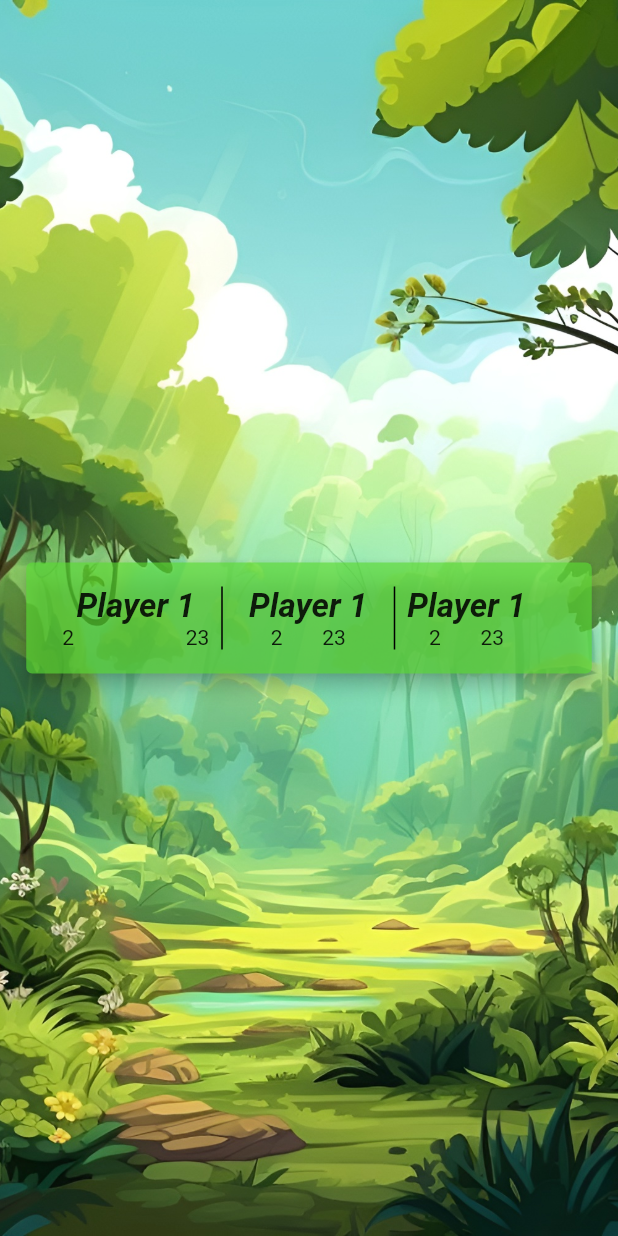
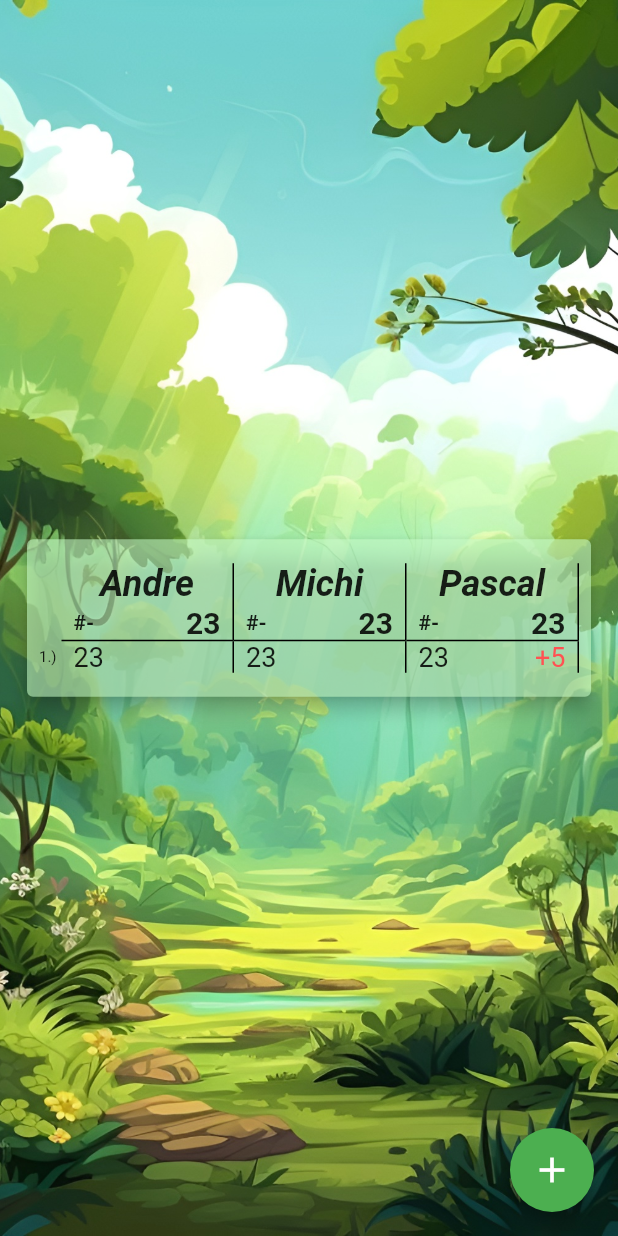
Before and after one commit to buggxs/cabo, a Flutter app: the screen it shows after launch, after a tap on "Statistik Tracken", on a phone screen of 412 x 824 dp. Run offline on Flutter 3.47's test engine with Material 2 defaults, Android fonts, the phone set to English and light mode, and no system bars; our stand-ins replace bloc, equatable, flutter_bloc, get_it; missing offline and left inert: flutter_circular_text.

Commit message:
ADD new table design

```diff
--- a/lib/components/statistics/cubit/statistics_cubit.dart
+++ b/lib/components/statistics/cubit/statistics_cubit.dart
@@ -1,48 +1,17 @@
 import 'package:bloc/bloc.dart';
+import 'package:cabo/core/app_service_locator.dart';
+import 'package:cabo/domain/player/data/player.dart';
+import 'package:cabo/domain/player/player_service.dart';
 
 part 'statistics_state.dart';
-
-enum PlayerType {
-  playerOne,
-  playerTwo,
-  playerThree,
-  playerFour,
-  playerFive,
-  playerSix
-}
 
 class StatisticsCubit extends Cubit<StatisticsState> {
   StatisticsCubit() : super(StatisticsState());
 
-  void increaseSum(int amount, PlayerType playerType) {
-    switch (playerType) {
-      case PlayerType.playerOne:
-        int playerSum = state.sumPlayerOne + amount;
-        emit(
-          state.copyWith(sumPlayerOne: playerSum),
-        );
-        break;
-      case PlayerType.playerTwo:
-        int playerSum = state.sumPlayerTwo + amount;
-        emit(
-          state.copyWith(sumPlayerTwo: playerSum),
-        );
-        break;
-      case PlayerType.playerThree:
-        int playerSum = state.sumPlayerThree + amount;
-        emit(
-          state.copyWith(sumPlayerThree: playerSum),
-        );
-        break;
-      case PlayerType.playerFour:
-        // TODO: Handle this case.
-        break;
-      case PlayerType.playerFive:
-        // TODO: Handle this case.
-        break;
-      case PlayerType.playerSix:
-        // TODO: Handle this case.
-        break;
-    }
+  void getPlayers() async {
+    List<Player> players = await app<PlayerService>().getPlayers();
+    emit(
+      state.copyWith(players: players),
+    );
   }
 }
--- a/lib/components/statistics/cubit/statistics_state.dart
+++ b/lib/components/statistics/cubit/statistics_state.dart
@@ -2,24 +2,16 @@ part of 'statistics_cubit.dart';
 
 class StatisticsState {
   StatisticsState({
-    this.sumPlayerOne = 0,
-    this.sumPlayerTwo = 0,
-    this.sumPlayerThree = 0,
+    this.players,
   });
 
-  int sumPlayerOne;
-  int sumPlayerTwo;
-  int sumPlayerThree;
+  final List<Player>? players;
 
   StatisticsState copyWith({
-    int? sumPlayerOne,
-    int? sumPlayerTwo,
-    int? sumPlayerThree,
+    List<Player>? players,
   }) {
     return StatisticsState(
-      sumPlayerOne: sumPlayerOne ?? this.sumPlayerOne,
-      sumPlayerTwo: sumPlayerTwo ?? this.sumPlayerTwo,
-      sumPlayerThree: sumPlayerThree ?? this.sumPlayerThree,
+      players: players ?? this.players,
     );
   }
 }
--- a/lib/components/statistics/statistics_screen.dart
+++ b/lib/components/statistics/statistics_screen.dart
@@ -1,4 +1,7 @@
 import 'package:cabo/components/statistics/cubit/statistics_cubit.dart';
+import 'package:cabo/components/statistics/widgets/cabo_data_cell.dart';
+import 'package:cabo/components/statistics/widgets/title_cell.dart';
+import 'package:cabo/domain/player/data/player.dart';
 import 'package:flutter/material.dart';
 import 'package:flutter_bloc/flutter_bloc.dart';
 
@@ -10,7 +13,7 @@ class StatisticsScreen extends StatelessWidget {
   @override
   Widget build(BuildContext context) {
     return BlocProvider<StatisticsCubit>(
-      create: (_) => StatisticsCubit(),
+      create: (_) => StatisticsCubit()..getPlayers(),
       child: StatisticsScreenContent(),
     );
   }
@@ -22,11 +25,24 @@ class StatisticsScreenContent extends StatelessWidget {
   final TextStyle title = const TextStyle(
     fontStyle: FontStyle.italic,
     fontWeight: FontWeight.bold,
-    fontSize: 22,
+    fontSize: 24,
   );
 
   final InputDecoration inputDecoration = const InputDecoration(
     border: InputBorder.none,
+  );
+
+  final ButtonStyle dialogButtonStyle = OutlinedButton.styleFrom(
+    primary: Colors.black,
+    side: const BorderSide(
+      color: Colors.black,
+    ),
+  );
+
+  final InputDecoration dialogPointInputStyle = const InputDecoration(
+    isDense: true,
+    border: OutlineInputBorder(),
+    contentPadding: EdgeInsets.all(8.0),
   );
 
   final FocusNode name1 = FocusNode();
@@ -38,7 +54,29 @@ class StatisticsScreenContent extends StatelessWidget {
     StatisticsCubit cubit = context.watch<StatisticsCubit>();
     StatisticsState state = cubit.state;
 
-    return Container(
+    List<TitleCell> titleCells = state.players
+            ?.map(
+              (Player player) => TitleCell(
+                titleStyle: title,
+                player: player,
+              ),
+            )
+            .toList() ??
+        <TitleCell>[];
+
+    return Scaffold(
+      floatingActionButton: FloatingActionButton(
+        onPressed: () => showRoundCloserDialog(
+          context,
+          state.players,
+        ),
+        elevation: 4.0,
+        child: const Icon(
+          Icons.add,
+          size: 28,
+        ),
+      ),
+      body: Container(
         decoration: const BoxDecoration(
           image: DecorationImage(
             image: AssetImage('assets/images/cabo_bg_upscaled.png'),
@@ -50,12 +88,17 @@ class StatisticsScreenContent extends StatelessWidget {
           child: Center(
             child: Card(
               margin: const EdgeInsets.all(12.0),
-            color: const Color.fromRGBO(90, 220, 51, 0.6509803921568628),
+              color: const Color.fromRGBO(202, 255, 202, 0.5647058823529412),
               shadowColor: Colors.black,
               elevation: 5.0,
               child: Padding(
-              padding: const EdgeInsets.all(16.0),
-              child: SingleChildScrollView(
+                padding: const EdgeInsets.symmetric(
+                  vertical: 16.0,
+                  horizontal: 8.0,
+                ),
+                child: (state.players?.isEmpty ?? true)
+                    ? const Text('No Players found!')
+                    : SingleChildScrollView(
                         scrollDirection: Axis.horizontal,
                         child: Column(
                           mainAxisSize: MainAxisSize.min,
@@ -63,103 +106,15 @@ class StatisticsScreenContent extends StatelessWidget {
                             Row(
                               mainAxisSize: MainAxisSize.max,
                               children: [
-                        Container(
-                          decoration: BoxDecoration(
-                            border: Border(
-                              right: BorderSide(),
+                                const SizedBox(
+                                  width: 15,
                                 ),
-                          ),
-                          width: 115,
-                          padding: const EdgeInsets.symmetric(horizontal: 8.0),
-                          child: Column(
-                            crossAxisAlignment: CrossAxisAlignment.start,
-                            children: [
-                              Column(
-                                children: [
-                                  Text(
-                                    'Player 1',
-                                    style: title,
-                                  ),
-                                  Row(
-                                    mainAxisSize: MainAxisSize.max,
-                                    mainAxisAlignment:
-                                        MainAxisAlignment.spaceBetween,
-                                    children: [
-                                      Text('2'),
-                                      Text('23'),
+                                ...titleCells,
                               ],
                             ),
+                            ...buildRounds(state.players!),
                           ],
                         ),
-                            ],
-                          ),
-                        ),
-                        Container(
-                          width: 115,
-                          decoration: BoxDecoration(
-                            border: Border(
-                              right: BorderSide(),
-                            ),
-                          ),
-                          padding: const EdgeInsets.symmetric(horizontal: 8.0),
-                          child: Column(
-                            crossAxisAlignment: CrossAxisAlignment.center,
-                            children: [
-                              Column(
-                                children: [
-                                  Text(
-                                    'Player 1',
-                                    style: title,
-                                  ),
-                                  SizedBox(
-                                    width: 50,
-                                    child: Row(
-                                      mainAxisSize: MainAxisSize.max,
-                                      mainAxisAlignment:
-                                          MainAxisAlignment.spaceBetween,
-                                      children: [
-                                        Text('2'),
-                                        Text('23'),
-                                      ],
-                                    ),
-                                  ),
-                                ],
-                              ),
-                            ],
-                          ),
-                        ),
-                        Container(
-                          width: 115,
-                          padding: const EdgeInsets.symmetric(horizontal: 8.0),
-                          child: Column(
-                            crossAxisAlignment: CrossAxisAlignment.start,
-                            children: [
-                              Column(
-                                children: [
-                                  Text(
-                                    'Player 1',
-                                    style: title,
-                                  ),
-                                  SizedBox(
-                                    width: 50,
-                                    child: Row(
-                                      mainAxisSize: MainAxisSize.max,
-                                      mainAxisAlignment:
-                                          MainAxisAlignment.spaceBetween,
-                                      children: [
-                                        Text('2'),
-                                        Text('23'),
-                                      ],
-                                    ),
-                                  ),
-                                ],
-                              ),
-                            ],
-                          ),
-                        ),
-                      ],
-                    )
-                  ],
                       ),
               ),
             ),
@@ -168,4 +123,167 @@ class StatisticsScreenContent extends StatelessWidget {
       ),
     );
   }
+
+  List<Row> buildRounds(List<Player> players) {
+    List<Row> rounds = <Row>[];
+    for (int i = 0; i < players.first.rounds.length; i++) {
+      rounds.add(
+        Row(
+          mainAxisSize: MainAxisSize.max,
+          children: [
+            SizedBox(
+              width: 15,
+              child: Text(
+                '${players.first.rounds[i].round}.)',
+                style: const TextStyle(fontSize: 10),
+              ),
+            ),
+            ...players
+                .map(
+                  (Player player) => CaboDataCell(
+                    round: player.rounds[i],
+                  ),
+                )
+                .toList(),
+          ],
+        ),
+      );
     }
+
+    return rounds;
+  }
+
+  Future<void> showRoundCloserDialog(
+    BuildContext context,
+    List<Player>? players,
+  ) {
+    List<OutlinedButton> buttons = players
+            ?.map(
+              (Player player) => OutlinedButton(
+                style: dialogButtonStyle,
+                onPressed: () {
+                  showPointDialog(context);
+                },
+                child: Text(player.name),
+              ),
+            )
+            .toList() ??
+        <OutlinedButton>[];
+
+    return showDialog<void>(
+      context: context,
+      builder: (BuildContext context) => Dialog(
+        backgroundColor: const Color.fromRGBO(163, 255, 163, 1),
+        child: Padding(
+          padding: const EdgeInsets.all(8.0),
+          child: Column(
+            mainAxisSize: MainAxisSize.min,
+            children: <Widget>[
+              Text(
+                'Wer hat die Runde beendet?',
+                style: title,
+              ),
+              if (buttons.isNotEmpty) ...buttons
+            ],
+          ),
+        ),
+      ),
+    );
+  }
+
+  Future<String?> showPointDialog(BuildContext context) {
+    Navigator.of(context).pop();
+    return showDialog<String>(
+      context: context,
+      builder: (BuildContext context) => Dialog(
+        backgroundColor: const Color.fromRGBO(163, 255, 163, 1),
+        child: Padding(
+          padding: const EdgeInsets.symmetric(horizontal: 0.0, vertical: 8.0),
+          child: Column(
+            mainAxisSize: MainAxisSize.min,
+            children: <Widget>[
+              Text(
+                'Punkte eintragen',
+                style: title,
+              ),
+              Padding(
+                padding: const EdgeInsets.all(8.0),
+                child: Row(
+                  mainAxisAlignment: MainAxisAlignment.spaceAround,
+                  children: [
+                    Text(
+                      'Player 1',
+                      style: TextStyle(
+                        fontWeight: FontWeight.bold,
+                      ),
+                    ),
+                    SizedBox(
+                      width: 50,
+                      child: TextField(
+                        keyboardType: TextInputType.number,
+                        minLines: 1,
+                        style: TextStyle(fontSize: 18),
+                        decoration: dialogPointInputStyle,
+                      ),
+                    ),
+                  ],
+                ),
+              ),
+              Padding(
+                padding: const EdgeInsets.all(8.0),
+                child: Row(
+                  mainAxisAlignment: MainAxisAlignment.spaceAround,
+                  children: [
+                    Text(
+                      'Player 1',
+                      style: TextStyle(
+                        fontWeight: FontWeight.bold,
+                      ),
+                    ),
+                    SizedBox(
+                      width: 50,
+                      child: TextField(
+                        keyboardType: TextInputType.number,
+                        minLines: 1,
+                        style: TextStyle(fontSize: 18),
+                        decoration: dialogPointInputStyle,
+                      ),
+                    ),
+                  ],
+                ),
+              ),
+              Padding(
+                padding: const EdgeInsets.all(8.0),
+                child: Row(
+                  mainAxisAlignment: MainAxisAlignment.spaceAround,
+                  children: [
+                    Text(
+                      'Player 1',
+                      style: TextStyle(
+                        fontWeight: FontWeight.bold,
+                      ),
+                    ),
+                    SizedBox(
+                      width: 50,
+                      child: TextField(
+                        keyboardType: TextInputType.number,
+                        minLines: 1,
+                        style: TextStyle(fontSize: 18),
+                        decoration: dialogPointInputStyle,
+                      ),
+                    ),
+                  ],
+                ),
+              ),
+              OutlinedButton(
+                onPressed: () {},
+                child: Text('Eintragen'),
+                style: dialogButtonStyle,
+              ),
+            ],
+          ),
+        ),
+      ),
+    );
+  }
+}
--- /dev/null
+++ b/lib/components/statistics/widgets/cabo_data_cell.dart
@@ -0,0 +1,42 @@
+import 'package:cabo/domain/round/round.dart';
+import 'package:flutter/material.dart';
+
+class CaboDataCell extends StatelessWidget {
+  const CaboDataCell({
+    Key? key,
+    required this.round,
+  }) : super(key: key);
+
+  final Round round;
+
+  @override
+  Widget build(BuildContext context) {
+    return Container(
+      decoration: const BoxDecoration(
+        border: Border(
+          right: BorderSide(),
+        ),
+      ),
+      width: 115,
+      padding: const EdgeInsets.symmetric(horizontal: 8.0),
+      child: Row(
+        crossAxisAlignment: CrossAxisAlignment.center,
+        mainAxisAlignment: MainAxisAlignment.spaceBetween,
+        children: [
+          Text(
+            '${round.points}',
+            style: const TextStyle(fontSize: 18),
+          ),
+          if (round.hasPenaltyPoints)
+            const Text(
+              '+5',
+              style: TextStyle(
+                fontSize: 18,
+                color: Colors.redAccent,
+              ),
+            ),
+        ],
+      ),
+    );
+  }
+}
--- /dev/null
+++ b/lib/components/statistics/widgets/title_cell.dart
@@ -0,0 +1,60 @@
+import 'package:cabo/domain/player/data/player.dart';
+import 'package:flutter/material.dart';
+
+class TitleCell extends StatelessWidget {
+  const TitleCell({
+    Key? key,
+    this.titleStyle,
+    required this.player,
+  }) : super(key: key);
+
+  final TextStyle? titleStyle;
+  final Player player;
+
+  @override
+  Widget build(BuildContext context) {
+    return Container(
+      decoration: const BoxDecoration(
+        border: Border(
+          right: BorderSide(),
+          bottom: BorderSide(),
+        ),
+      ),
+      width: 115,
+      padding: const EdgeInsets.symmetric(horizontal: 8.0),
+      child: Column(
+        mainAxisSize: MainAxisSize.min,
+        crossAxisAlignment: CrossAxisAlignment.start,
+        children: [
+          Column(
+            mainAxisSize: MainAxisSize.min,
+            crossAxisAlignment: CrossAxisAlignment.center,
+            children: [
+              Text(
+                player.name,
+                style: titleStyle,
+              ),
+              Row(
+                mainAxisSize: MainAxisSize.max,
+                mainAxisAlignment: MainAxisAlignment.spaceBetween,
+                children: [
+                  Text(
+                    '#${player.place ?? '-'}',
+                    style: const TextStyle(
+                      fontWeight: FontWeight.bold,
+                    ),
+                  ),
+                  Text(
+                    '${player.totalPoints}',
+                    style: const TextStyle(
+                        fontWeight: FontWeight.bold, fontSize: 20),
+                  ),
+                ],
+              ),
+            ],
+          ),
+        ],
+      ),
+    );
+  }
+}
--- a/lib/core/app_service_locator.dart
+++ b/lib/core/app_service_locator.dart
@@ -1,3 +1,8 @@
+import 'package:cabo/domain/player/player_service.dart';
 import 'package:get_it/get_it.dart';
 
 final GetIt app = GetIt.instance;
+
+void setup() {
+  app.registerLazySingleton<PlayerService>(() => LocalPlayerService());
+}
--- /dev/null
+++ b/lib/domain/player/data/mock_player_data.dart
@@ -0,0 +1,16 @@
+import 'package:cabo/domain/player/data/player.dart';
+import 'package:cabo/domain/round/round.dart';
+
+const List<Player> MOCK_PLAYER_LIST = <Player>[
+  Player(name: 'Andre', rounds: MOCK_ROUND_LIST),
+  Player(name: 'Michi', rounds: MOCK_ROUND_LIST),
+  Player(name: 'Pascal', rounds: MOCK_ROUND_LIST_PENALTY),
+];
+
+const List<Round> MOCK_ROUND_LIST = <Round>[
+  Round(round: 1, points: 23),
+];
+
+const List<Round> MOCK_ROUND_LIST_PENALTY = <Round>[
+  Round(round: 1, points: 23, hasPenaltyPoints: true),
+];
--- /dev/null
+++ b/lib/domain/player/data/player.dart
@@ -0,0 +1,27 @@
+import 'package:cabo/domain/round/round.dart';
+
+class Player {
+  const Player({
+    required this.name,
+    this.place,
+    this.rounds = const <Round>[],
+  });
+
+  final String name;
+  final int? place;
+  final List<Round> rounds;
+
+  int get totalPoints {
+    if (rounds.isEmpty) {
+      return 0;
+    }
+
+    if (rounds.length == 1) {
+      return rounds.first.points;
+    }
+
+    return rounds
+        .map((Round round) => round.points)
+        .reduce((pointsA, pointsB) => pointsA + pointsB);
+  }
+}
--- /dev/null
+++ b/lib/domain/player/player_service.dart
@@ -0,0 +1,13 @@
+import 'package:cabo/domain/player/data/mock_player_data.dart';
+import 'package:cabo/domain/player/data/player.dart';
+
+abstract class PlayerService {
+  Future<List<Player>> getPlayers();
+}
+
+class LocalPlayerService implements PlayerService {
+  @override
+  Future<List<Player>> getPlayers() {
+    return Future.value(MOCK_PLAYER_LIST);
+  }
+}
--- /dev/null
+++ b/lib/domain/round/round.dart
@@ -0,0 +1,23 @@
+class Round {
+  const Round({
+    required this.round,
+    this.points = 0,
+    this.hasPenaltyPoints = false,
+  });
+
+  final int round;
+  final int points;
+  final bool hasPenaltyPoints;
+
+  Round copyWith({
+    int? round,
+    int? points,
+    bool? hasPenaltyPoints,
+  }) {
+    return Round(
+      round: round ?? this.round,
+      points: points ?? this.points,
+      hasPenaltyPoints: hasPenaltyPoints ?? this.hasPenaltyPoints,
+    );
+  }
+}
--- a/lib/main.dart
+++ b/lib/main.dart
@@ -1,8 +1,11 @@
 import 'package:cabo/components/main_menu/main_menu_screen.dart';
 import 'package:cabo/core/app_navigator/app_navigator.dart';
+import 'package:cabo/core/app_service_locator.dart';
 import 'package:flutter/material.dart';
 
 void main() {
+  setup();
+
   runApp(MyApp());
 }
 
```
Also changed, not shown: lib/components/statistics/widgets/input_column.dart (deleted, +0 -61 lines). Lines whose indentation alone changed are shown as unchanged.
